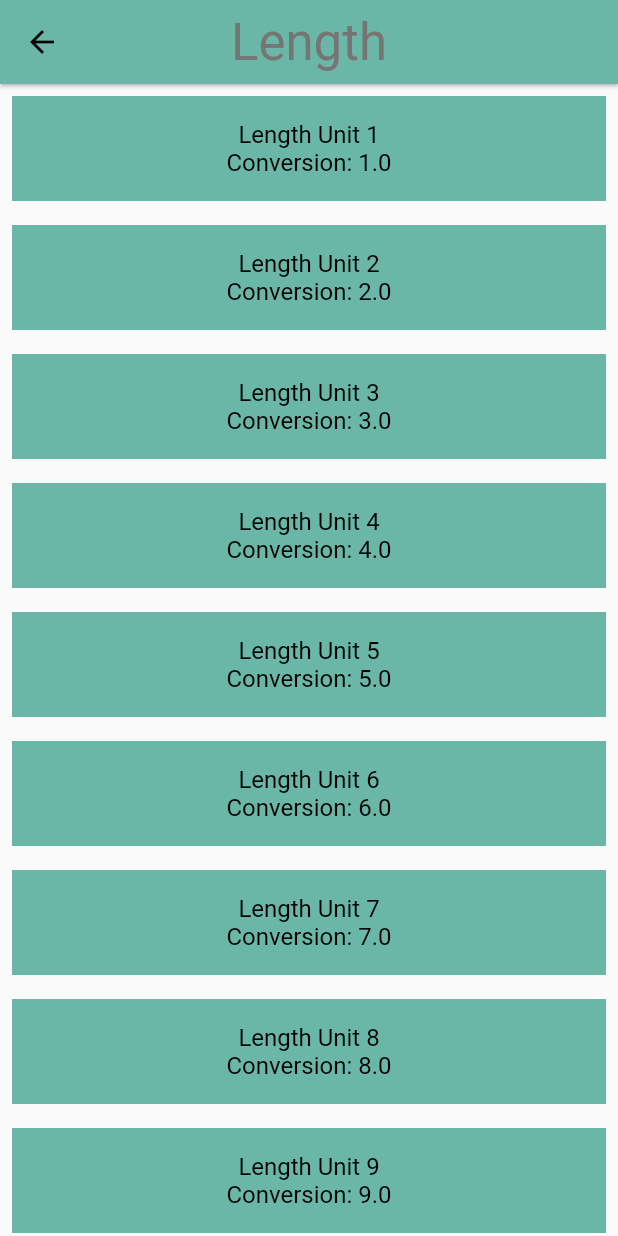
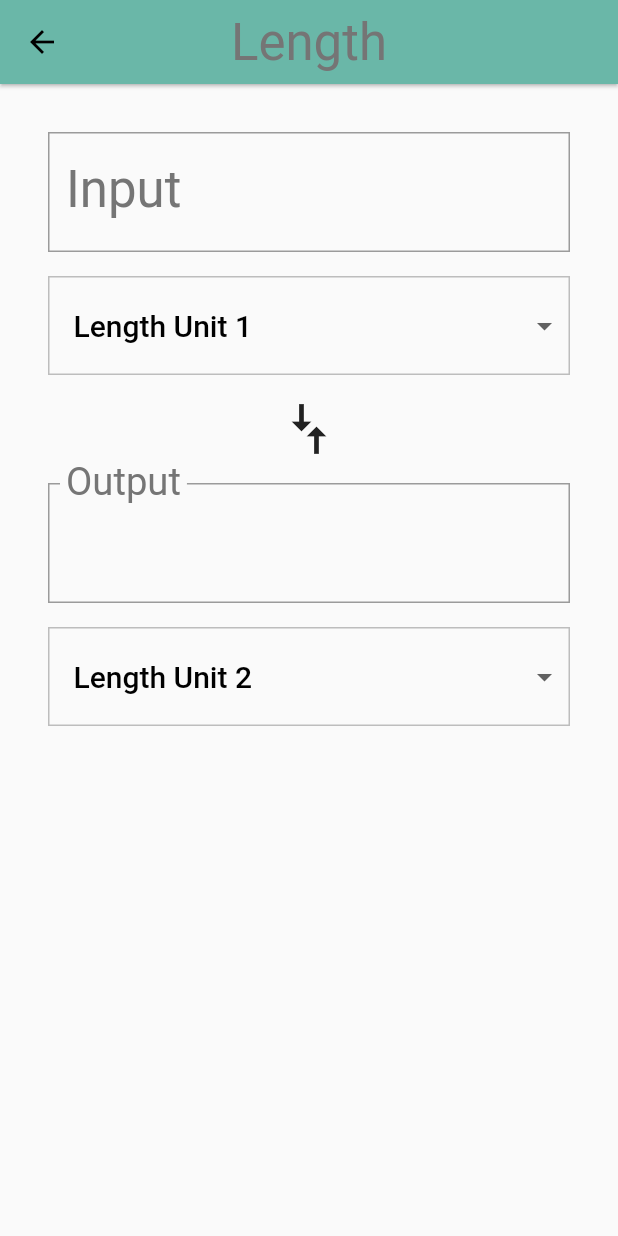
Before and after one commit to devlorz/hello_rectangle, a Flutter app: the screen it shows after launch, after a tap on "Length", on a phone screen of 412 x 824 dp. Run offline on Flutter 3.47's test engine with Material 2 defaults, Android fonts, the phone set to English and light mode, and no system bars.

Commit message:
add interaction

```diff
--- a/lib/converter_route.dart
+++ b/lib/converter_route.dart
@@ -23,30 +23,210 @@ class ConverterRoute extends StatefulWidget {
 }
 
 class _ConverterRouteState extends State<ConverterRoute> {
+  Unit _fromValue;
+  Unit _toValue;
+  double _inputValue;
+  String _convertedValue = '';
+  List<DropdownMenuItem> _unitMenuItems;
+  bool _showValidationError = false;
+
+  @override
+  void initState() {
+    super.initState();
+    _createDropdownMenuItems();
+    _setDefaults();
+  }
+
+  void _createDropdownMenuItems() {
+    var newItems = <DropdownMenuItem>[];
+    for (var unit in widget.units) {
+      newItems.add(DropdownMenuItem(
+        value: unit.name,
+        child: Container(
+          child: Text(
+            unit.name,
+            softWrap: true,
+          ),
+        ),
+      ));
+    }
+    setState(() {
+      _unitMenuItems = newItems;
+    });
+  }
+
+  void _setDefaults() {
+    setState(() {
+      _fromValue = widget.units[0];
+      _toValue = widget.units[1];
+    });
+  }
+
+  String _format(double conversion) {
+    var outputNum = conversion.toStringAsPrecision(7);
+    if (outputNum.contains('.') && outputNum.endsWith('0')) {
+      var i = outputNum.length - 1;
+      while (outputNum[i] == '0') {
+        i -= 1;
+      }
+      outputNum = outputNum.substring(0, i + 1);
+    }
+    if (outputNum.endsWith('.')) {
+      return outputNum.substring(0, outputNum.length - 1);
+    }
+    return outputNum;
+  }
+
+  void _updateConversion() {
+    setState(() {
+      _convertedValue =
+          _format(_inputValue * (_toValue.conversion / _fromValue.conversion));
+    });
+  }
+
+  void _updateInputValue(String input) {
+    setState(() {
+      if (input == null || input.isEmpty) {
+        _convertedValue = '';
+      } else {
+        try {
+          final inputDouble = double.parse(input);
+          _showValidationError = false;
+          _inputValue = inputDouble;
+          _updateConversion();
+        } on Exception catch (e) {
+          print('Error: $e');
+          _showValidationError = true;
+        }
+      }
+    });
+  }
+
+  Unit _getUnit(String unitName) {
+    return widget.units.firstWhere(
+      (Unit unit) {
+        return unit.name == unitName;
+      },
+      orElse: null,
+    );
+  }
+
+  void _updateFromConversion(dynamic unitName) {
+    setState(() {
+      _fromValue = _getUnit(unitName);
+    });
+    if (_inputValue != null) {
+      _updateConversion();
+    }
+  }
+
+  void _updateToConversion(dynamic unitName) {
+    setState(() {
+      _toValue = _getUnit(unitName);
+    });
+    if (_inputValue != null) {
+      _updateConversion();
+    }
+  }
+
+  Widget _createDropdown(String currentValue, ValueChanged<dynamic> onChanged) {
+    return Container(
+      margin: EdgeInsets.only(top: 16.0),
+      decoration: BoxDecoration(
+        color: Colors.grey[50],
+        border: Border.all(
+          color: Colors.grey[400],
+          width: 1.0,
+        ),
+      ),
+      padding: EdgeInsets.symmetric(vertical: 8.0),
+      child: Theme(
+        data: Theme.of(context).copyWith(
+              canvasColor: Colors.grey[50],
+            ),
+        child: DropdownButtonHideUnderline(
+          child: ButtonTheme(
+            alignedDropdown: true,
+            child: DropdownButton(
+              value: currentValue,
+              items: _unitMenuItems,
+              onChanged: onChanged,
+              style: Theme.of(context).textTheme.title,
+            ),
+          ),
+        ),
+      ),
+    );
+  }
+
   @override
   Widget build(BuildContext context) {
-    final unitWidgets = widget.units.map((Unit unit) {
-      return Container(
-        color: widget.color,
-        margin: EdgeInsets.all(8.0),
-        padding: EdgeInsets.all(16.0),
-        child: Column(
-          children: <Widget>[
-            Text(
-              unit.name,
-              style: Theme.of(context).textTheme.subhead,
+    final input = Padding(
+      padding: _padding,
+      child: Column(
+        crossAxisAlignment: CrossAxisAlignment.stretch,
+        children: [
+          TextField(
+            style: Theme.of(context).textTheme.display1,
+            decoration: InputDecoration(
+              labelStyle: Theme.of(context).textTheme.display1,
+              errorText: _showValidationError ? 'Invalid number entered' : null,
+              labelText: 'Input',
+              border: OutlineInputBorder(
+                borderRadius: BorderRadius.circular(0.0),
+              ),
             ),
-            Text(
-              'Conversion: ${unit.conversion}',
-              style: Theme.of(context).textTheme.subhead,
+            keyboardType: TextInputType.number,
+            onChanged: _updateInputValue,
+          ),
+          _createDropdown(_fromValue.name, _updateFromConversion),
+        ],
+      ),
+    );
+
+    final arrows = RotatedBox(
+      quarterTurns: 1,
+      child: Icon(
+        Icons.compare_arrows,
+        size: 40.0,
+      ),
+    );
+
+    final output = Padding(
+      padding: _padding,
+      child: Column(
+        crossAxisAlignment: CrossAxisAlignment.stretch,
+        children: [
+          InputDecorator(
+            child: Text(
+              _convertedValue,
+              style: Theme.of(context).textTheme.display1,
             ),
-          ],
-        ),
-      );
-    }).toList();
+            decoration: InputDecoration(
+              labelText: 'Output',
+              labelStyle: Theme.of(context).textTheme.display1,
+              border: OutlineInputBorder(
+                borderRadius: BorderRadius.circular(0.0),
+              ),
+            ),
+          ),
+          _createDropdown(_toValue.name, _updateToConversion),
+        ],
+      ),
+    );
 
-    return ListView(
-      children: unitWidgets,
+    final converter = Column(
+      crossAxisAlignment: CrossAxisAlignment.stretch,
+      children: [
+        input,
+        arrows,
+        output,
+      ],
+    );
+
+    return Padding(
+      padding: _padding,
+      child: converter,
     );
   }
 }
```
